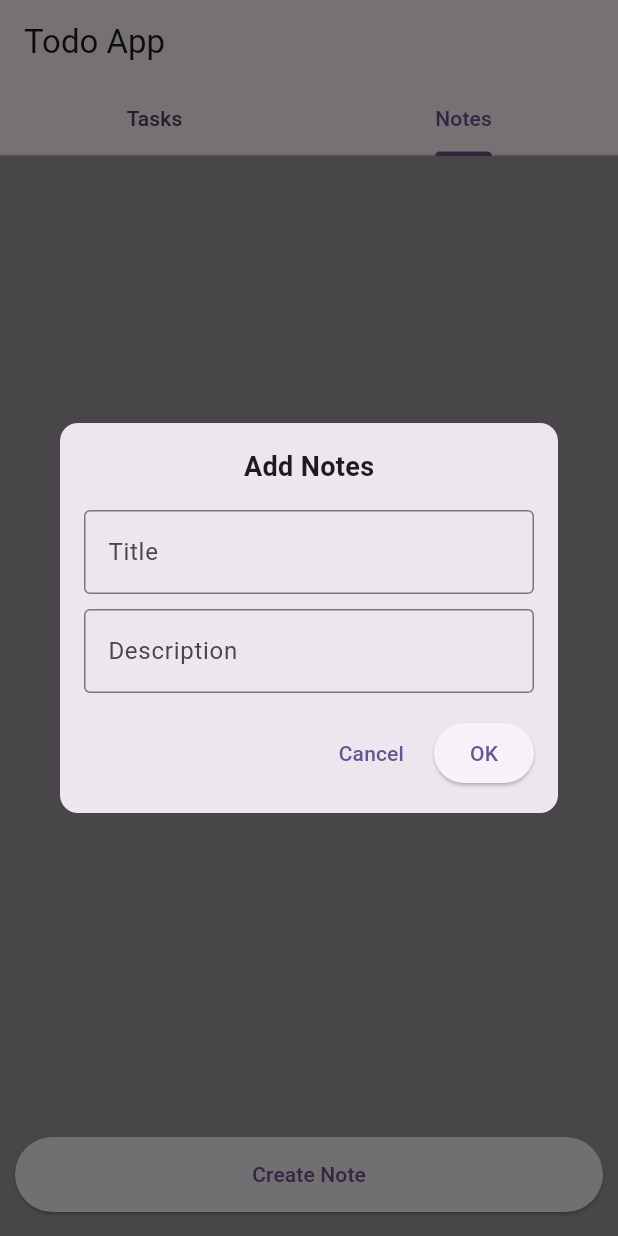
After one commit to AbubakerArshad/flutter_todo, a Flutter app: the screen it shows after launch, tab 2 chosen, after a tap on "Create Note", on a phone screen of 412 x 824 dp. The commit adds this screen. Run offline on Flutter 3.47's test engine with Material 3 defaults, Android fonts, the phone set to English and light mode, and no system bars; our stand-ins replace sqflite; accounts and stored records are empty.

Commit message:
List of Notes Delete Note Create Note Provider

```diff
--- a/lib/db/database_helper.dart
+++ b/lib/db/database_helper.dart
@@ -1,8 +1,8 @@
-import 'dart:ffi';
 
 import 'package:path/path.dart';
 import 'package:sqflite/sqflite.dart';
 import 'package:path_provider/path_provider.dart';
+import 'package:todo_app/model/notes.dart';
 import 'package:todo_app/model/task.dart';
 
 class DatabaseHelper{
@@ -11,16 +11,14 @@ class DatabaseHelper{
   static const _databaseVersion = 1;
 
 
-  static const todo_table = 'todo_table';
+  static const note_table = 'note_table';
   static const task_table = 'task_table';
 
-  //User
-  static const columnId = '_id';
-  static const columnName = 'name';
-  static const columnEmail = 'email';
-  static const columnPhoneNo = 'phoneNo';
-  static const columnAddress = 'address';
-  static const columnPassword = 'password';
+  //NOTES
+  static const noteColumnId = 'id';
+  static const noteColumnTitle = 'title';
+  static const noteColumnDescription = 'description';
+  static const noteColumnDateTime = 'dateTime';
 
   late Database _db;
 
@@ -36,15 +34,13 @@ class DatabaseHelper{
   }
 
   Future _onCreate(Database db, int version) async {
-    // await db.execute('''
-    //       CREATE TABLE $todo_table (ID INTEGER PRIMARY KEY AUTOINCREMENT NOT NULL,
-    //         $columnName TEXT NOT NULL,
-    //         $columnEmail TEXT NOT NULL,
-    //         $columnPhoneNo TEXT NOT NULL,
-    //         $columnAddress TEXT NOT NULL,
-    //         $columnPassword TEXT NOT NULL
-    //       )
-    //       ''');
+    await db.execute('''
+          CREATE TABLE $note_table (id INTEGER PRIMARY KEY AUTOINCREMENT NOT NULL,
+            $noteColumnTitle TEXT NOT NULL,
+            $noteColumnDescription TEXT NOT NULL,
+            $noteColumnDateTime TEXT NOT NULL
+          )
+          ''');
 
     await db.execute('''
           CREATE TABLE $task_table (id INTEGER PRIMARY KEY AUTOINCREMENT NOT NULL,
@@ -80,14 +76,6 @@ class DatabaseHelper{
     );
   }
 
-  // Future<int> markAsDoneTask(int task_id) async {
-  //   return await _db.update(
-  //     task_table,
-  //     where: 'isDone = ?',
-  //     whereArgs: [1],
-  //   );
-  // }
-
   Future<int> markAsDoneTask(Map<String, dynamic> row) async {
     int id = row["id"];
     return await _db.update(
@@ -99,13 +87,27 @@ class DatabaseHelper{
   }
 
 
-  Future<int> insertTask(Map<String, dynamic> row) async {
-    return await _db.insert(todo_table, row);
+  //NOTES
+  Future<int> createNote(Map<String, dynamic> row) async{
+    return await _db.insert(note_table, row);
+  }
+
+  Future<List<Notes>> getNotesList() async {
+    final List<Map<String, dynamic>> maps = await _db.query(note_table);
+
+    // Convert the List<Map<String, dynamic> into a List<Task>.
+    return List.generate(maps.length, (i) {
+      return Notes.fromMap(maps[i]);
+    });
+  }
+
+  Future<int> deleteNote(int note_id) async {
+    return await _db.delete(
+      note_table,
+      where: 'id = ?',
+      whereArgs: [note_id],
+    );
   }
 
 
-  Future<List<Map<String, dynamic>>> queryAllRows() async {
-    return await _db.query(todo_table);
-  }
-
 }
--- a/lib/main.dart
+++ b/lib/main.dart
@@ -1,9 +1,10 @@
 import 'package:flutter/material.dart';
-import 'package:intl/intl.dart';
 import 'package:provider/provider.dart';
 import 'package:todo_app/model/task.dart';
+import 'package:todo_app/provider/notes_provider.dart';
 import 'package:todo_app/provider/simple_provider.dart';
 import 'package:todo_app/provider/task_provider.dart';
+import 'package:todo_app/view/create_note_screen.dart';
 import 'package:todo_app/view/create_task_screen.dart';
 
 import 'db/database_helper.dart';
@@ -27,6 +28,7 @@ class MyApp extends StatelessWidget {
         providers: [
           ChangeNotifierProvider(create: (_) => SimpleProvider()),
           ChangeNotifierProvider(create: (_) => TaskProvider()),
+          ChangeNotifierProvider(create: (_) => NotesProvider()),
         ],
         child: MaterialApp(
           debugShowCheckedModeBanner: false,
@@ -51,42 +53,6 @@ class MyHomePage extends StatefulWidget {
 }
 
 class _MyHomePageState extends State<MyHomePage> {
-  int _counter = 0;
-
-  void _incrementCounter() {
-    setState(() {
-      final now = DateTime.now();
-      final dateTimeFormatter = DateFormat('dd-MMM-yyyy, hh:mm:a');
-      final formattedDate = dateTimeFormatter.format(now);
-
-      print(formattedDate);
-
-      var task = Task(title: "Testing", isDone: 0, dateTime: formattedDate);
-      // add(task);
-      // _query();
-      // This call to setState tells the Flutter framework that something has
-      // changed in this State, which causes it to rerun the build method below
-      // so that the display can reflect the updated values. If we changed
-      // _counter without calling setState(), then the build method would not be
-      // called again, and so nothing would appear to happen.
-      _counter++;
-    });
-  }
-
-  @override
-  void initState() {
-    super.initState();
-
-    final now = DateTime.now();
-    final dateTimeFormatter = DateFormat('dd-MMM-yyyy, hh:mm:a');
-    final formattedDate = dateTimeFormatter.format(now);
-
-    print(formattedDate);
-
-    var task = Task(title: "Testing", isDone: 0, dateTime: formattedDate);
-    add(task);
-    _query();
-  }
 
   Future<void> add(Task task) async {
     Map<String, dynamic> row = {
@@ -98,13 +64,6 @@ class _MyHomePageState extends State<MyHomePage> {
     debugPrint('inserted row id: $id');
   }
 
-  void _query() async {
-    final allRows = await dbHelper.getAllTask();
-    print('query all rows:');
-    for (final row in allRows) {
-      print(row.toString());
-    }
-  }
 
   final List<String> tabTitles = ['Tasks', 'Notes'];
 
@@ -115,22 +74,24 @@ class _MyHomePageState extends State<MyHomePage> {
   @override
   Widget build(BuildContext context) {
 
-    final provider = Provider.of<SimpleProvider>(context);
-    final task_provider = Provider.of<TaskProvider>(context);
+    final taskProvider = Provider.of<TaskProvider>(context);
+    final notesProvider = Provider.of<NotesProvider>(context);
 
-    task_provider.loadTasks();
+    taskProvider.loadTasks();
+    notesProvider.loadNotes();
 
     return DefaultTabController(
       length: tabTitles.length,
       child: Scaffold(
-        appBar: AppBar(
+        appBar: AppBar(title: const Text('Todo App'),
           bottom: TabBar(
             tabs: tabTitles.map((title) => Tab(text: title)).toList(),
           ),
         ),
         body: TabBarView(children: [
-          Container(
-            child: ListView.builder(itemCount: task_provider.tasks.length,
+          Scaffold(
+            body: Container(            color: Colors.black54,
+                child: ListView.builder(itemCount: taskProvider.tasks.length,
                 itemBuilder: (BuildContext context, int index) {
                   return Stack(
                     children: [
@@ -141,14 +102,14 @@ class _MyHomePageState extends State<MyHomePage> {
                               padding: const EdgeInsets.all(8.0),
                               child: Column(
                                 children: [
-                                Text(task_provider.tasks[index].title! ,style: TextStyle(color: Colors.blue),),
-                                Text(task_provider.tasks[index].isDone == 1 ? "Done" : "Pending" ,style: TextStyle(color: Colors.red),),
+                                  Text(taskProvider.tasks[index].title! ,style: const TextStyle(color: Colors.blue),),
+                                  Text(taskProvider.tasks[index].isDone == 1 ? "Done" : "Pending" ,style: const TextStyle(color: Colors.red),),
                                       ElevatedButton(
                                         onPressed: () {
                                           // provider.name = "Text Changed By Provider  !!!";
-                                        task_provider.markAsDoneTask(task_provider.tasks[index]);
+                                          taskProvider.markAsDoneTask(taskProvider.tasks[index]);
                                         },
-                                      child: Text('Mark as Done'),
+                                        child: const Text('Mark as Done'),
                                       )
                                 ],
                               ),
@@ -157,7 +118,7 @@ class _MyHomePageState extends State<MyHomePage> {
                         ),
                         onTap: () =>{
 
-                      task_provider.deleteTask(task_provider.tasks[index].id!)
+                        taskProvider.deleteTask(taskProvider.tasks[index].id!)
                         },
                       ),
                     ],
@@ -176,17 +137,13 @@ class _MyHomePageState extends State<MyHomePage> {
               //   ],
               // ),
             ),
-          Container(
-            color: Colors.black38,
-          ),
-        ]),
             floatingActionButtonLocation: FloatingActionButtonLocation.centerFloat,
             floatingActionButton: Container(
               height: 50,
               margin: const EdgeInsets.only(left: 10, right: 10),
               child: ElevatedButton(
-            onPressed: () async {
-              final result = await showDialog(
+                onPressed: () {
+                  showDialog(
                     context: context,
                     builder: (_) => CreateTaskScreen(),
                   );
@@ -198,6 +155,66 @@ class _MyHomePageState extends State<MyHomePage> {
               ),
             ),
           ),
+          Scaffold(
+            body: Container(
+              color: Colors.black38,
+              child:  GridView.count(crossAxisCount: 2,children:
+                List<Widget>.generate(notesProvider.notes.length, (index){
+                  return Stack(
+                    children: [
+                      InkWell(
+                        child: Container(width: double.infinity,
+                          child: Card(
+                            child: Padding(
+                              padding: const EdgeInsets.all(8.0),
+                              child: Column(
+                                children: [
+                                  Text(notesProvider.notes[index].title??"" ,style: const TextStyle(color: Colors.blue),),
+                                  Text(notesProvider.notes[index].description??"" ,style: const TextStyle(color: Colors.red),),
+                                  Text(notesProvider.notes[index].dateTime??"" ,style: const TextStyle(color: Colors.indigo),),
+                                   ElevatedButton(
+                                            onPressed: () {
+                                              // provider.name = "Text Changed By Provider  !!!";
+                                              notesProvider.deleteNote(notesProvider.notes[index].id!);
+                                            },
+                                            child: const Text('Delete'),
+                                          ),
+                                ],
+                              ),
+                            ),
+                          ),
+                        ),
+                        onTap: () =>{
+
+                          // notesProvider.deleteTask(notesProvider.notes[index].id!)
+                        },
+                      ),
+                    ],
+                  );
+                })
+              ,)
+            ),
+            floatingActionButtonLocation: FloatingActionButtonLocation.centerFloat,
+            floatingActionButton: Container(
+              height: 50,
+              margin: const EdgeInsets.only(left: 10, right: 10),
+              child: ElevatedButton(
+                onPressed: () {
+                  showDialog(
+                    context: context,
+                    builder: (_) => CreateNoteScreen(),
+                  );
+
+                },
+                child: const Center(
+                  child: Text('Create Note'),
+                ),
+              ),
+            ),
+          ),
+        ]),
+
+      ),
 
     );
   }
--- /dev/null
+++ b/lib/model/notes.dart
@@ -0,0 +1,33 @@
+class Notes {
+  int? id;
+  String? title;
+  String? description;
+  String? dateTime;
+
+  Notes({this.id, this.title, this.description, this.dateTime});
+
+  Notes.fromJson(Map<String, dynamic> json) {
+    id = json['id'];
+    title = json['title'];
+    description = json['description'];
+    dateTime = json['dateTime'];
+  }
+
+  Map<String, dynamic> toJson() {
+    final Map<String, dynamic> data = new Map<String, dynamic>();
+    data['id'] = this.id;
+    data['title'] = this.title;
+    data['description'] = this.description;
+    data['dateTime'] = this.dateTime;
+    return data;
+  }
+
+  static Notes fromMap(Map<String, dynamic> map) {
+    return Notes(
+      id: map['id'],
+      title: map['title'],
+      description: map['description'],
+      dateTime: map['dateTime'],
+    );
+  }
+}
--- /dev/null
+++ b/lib/provider/notes_provider.dart
@@ -0,0 +1,32 @@
+import 'package:flutter/material.dart';
+
+import '../main.dart';
+import '../model/notes.dart';
+
+class NotesProvider extends ChangeNotifier{
+
+  List<Notes> _notes = [];
+
+  List<Notes> get notes => _notes;
+
+  Future<void> loadNotes() async {
+    _notes= await dbHelper.getNotesList();
+    notifyListeners();
+  }
+
+  void addNotes(Notes Notes) {
+    Map<String, dynamic> row = {
+      "title": Notes.title,
+      "description": Notes.description,
+      "dateTime": Notes.dateTime
+    };
+    dbHelper.createNote(row);
+    notifyListeners();
+  }
+
+  void deleteNote(int note_id){
+    dbHelper.deleteNote(note_id);
+    notifyListeners();
+  }
+
+}
--- /dev/null
+++ b/lib/view/create_note_screen.dart
@@ -0,0 +1,117 @@
+import 'package:flutter/cupertino.dart';
+import 'package:flutter/material.dart';
+import 'package:intl/intl.dart';
+import 'package:provider/provider.dart';
+import 'package:todo_app/model/notes.dart';
+import 'package:todo_app/provider/notes_provider.dart';
+
+class CreateNoteScreen extends StatefulWidget{
+  @override
+  State<StatefulWidget> createState() => _CreateNoteScreen();
+
+}
+
+class _CreateNoteScreen extends State<CreateNoteScreen> with SingleTickerProviderStateMixin{
+
+
+  late AnimationController controller;
+  late Animation<double> scaleAnimation;
+  final TextEditingController _titleController = TextEditingController();
+  final TextEditingController _descriptionController = TextEditingController();
+
+
+  @override
+  Widget build(BuildContext context) {
+    final task_provider = Provider.of<NotesProvider>(context);
+    return Dialog(
+      shape: RoundedRectangleBorder(
+        borderRadius: BorderRadius.circular(12.0),
+      ),
+      child: Padding(
+        padding: const EdgeInsets.all(16.0),
+        child: Column(
+          mainAxisSize: MainAxisSize.min,
+          children: [
+            Text(
+              'Add Notes',
+              style: TextStyle(fontSize: 18, fontWeight: FontWeight.bold),
+            ),
+            SizedBox(height: 16),
+            TextField(
+              controller: _titleController,
+              keyboardType: TextInputType.text,
+              decoration: InputDecoration(
+                labelText: 'Title',
+                errorText: _errorText,
+                border: OutlineInputBorder(),
+              ),
+            ),Container(margin: EdgeInsets.only(top: 10),
+              child: TextField(
+                controller: _descriptionController,
+                keyboardType: TextInputType.text,
+                decoration: InputDecoration(
+                  labelText: 'Description',
+                  errorText: _descriptionErrorText,
+                  border: OutlineInputBorder(),
+                ),
+              ),
+            ),
+            SizedBox(height: 16),
+            Row(
+              mainAxisAlignment: MainAxisAlignment.end,
+              children: [
+                TextButton(
+                  onPressed: () {
+                    Navigator.pop(context); // Close dialog without returning a value
+                  },
+                  child: Text('Cancel'),
+                ),
+                SizedBox(width: 8),
+                ElevatedButton(
+                  onPressed: ()=> {
+                    if (_validateAndSubmit() && _validateDescription()){
+                      task_provider.addNotes(Notes(title: _titleController.text, description: _descriptionController.text, dateTime: DateFormat('dd-MMM-yyyy, hh:mm:a').format(DateTime.now()))),
+                      Navigator.pop(context)
+                    }
+                  },
+                  child: Text('OK'),
+                ),
+              ],
+            ),
+          ],
+        ),
+      ),
+    );
+  }
+
+  String? _errorText;
+  String? _descriptionErrorText;
+
+  bool _validateAndSubmit() {
+    String text = _titleController.text;
+
+    if (text.isEmpty) {
+      setState(() {
+        _errorText = 'Enter Title';
+      });
+      return false;
+    } else {
+      return true;
+    }
+  }
+
+  bool _validateDescription() {
+    String text = _descriptionController.text;
+
+    if (text.isEmpty) {
+      setState(() {
+        _descriptionErrorText = 'Enter Description';
+      });
+      return false;
+    } else {
+      return true;
+    }
+  }
+
+
+}
```
Also changed, not shown: lib/view/task_list_screen.dart (deleted). Lines whose indentation alone changed are shown as unchanged.
